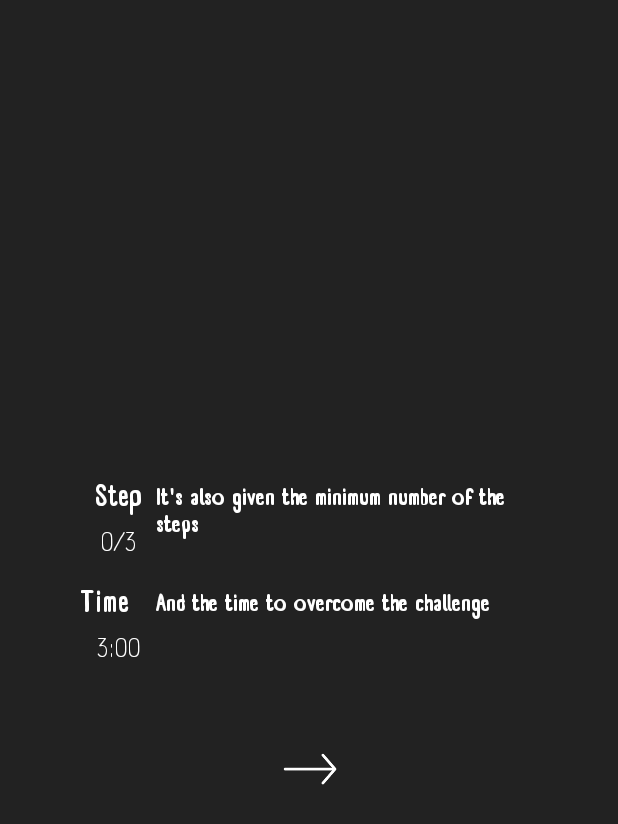
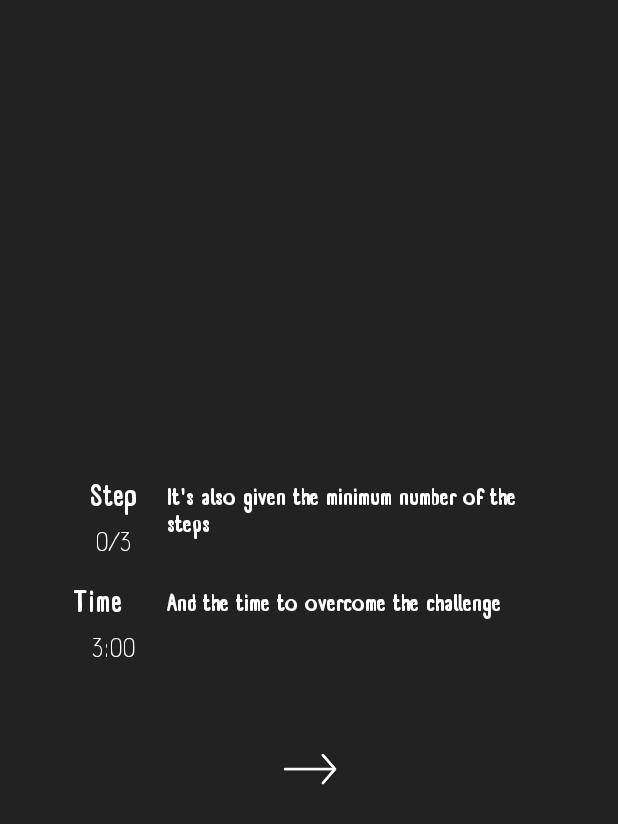
Before and after one commit to mhershahin/FlowCube, an Android app: the Help2 screen opened directly, with no data from a screen before it, on a phone screen of 412 x 824 dp. Shown: the top 824 px of the screen. Run offline under Robolectric (Android 15) with nearby library versions, the phone set to English and light mode, and no system bars; our stand-ins replace ButterKnife.

Commit message:
add spanish and russun lang

```diff
--- a/app/build.gradle
+++ b/app/build.gradle
@@ -7,8 +7,8 @@ android {
         applicationId "flow.cube.freee"
         minSdkVersion 18
         targetSdkVersion 26
-        versionCode 6
-        versionName "6.0"
+        versionCode 7
+        versionName "7.0"
         vectorDrawables.useSupportLibrary = true
     }
     buildTypes {
--- a/app/src/main/java/flow/cube/freee/help/GemeHelp.java
+++ b/app/src/main/java/flow/cube/freee/help/GemeHelp.java
@@ -241,7 +241,7 @@ public class GemeHelp extends View {
             }
         }
 
-        canvas.drawText("Void", textX, textY, painttext);
+        canvas.drawText(getResources().getString(R.string.void_cube), textX, textY, painttext);
 
         if (!isontoch) {
             if (textTouchX + dinamicX > cirkleA) {
--- a/app/src/main/java/flow/cube/freee/levels/LevelsGame.java
+++ b/app/src/main/java/flow/cube/freee/levels/LevelsGame.java
@@ -289,9 +289,7 @@ if(canMove==1) {
                 rectVoid = rect;
             }
         }
-        if(rectToutch.getRect()!=null || rectVoid.getRect()!=null) {
-            canMove = 0;
-        }else {
+        if(rectToutch.getRect()!=null && rectVoid.getRect()!=null) {
             int idRectToutch = rectToutch.getRect().getId();
             int idRectVoid = rectVoid.getRect().getId();
             if(idRectToutch%10==idRectVoid%10 && idRectToutch/10>idRectVoid/10){
@@ -306,6 +304,8 @@ if(canMove==1) {
             if(idRectToutch/10==idRectVoid/10 && idRectToutch%10>idRectVoid%10 ){
                 canMove=4;
             }
+        }else {
+            canMove = 0;
         }
 
     }
--- a/app/src/main/res/layout/activity_game_paje.xml
+++ b/app/src/main/res/layout/activity_game_paje.xml
@@ -37,7 +37,7 @@
                 android:layout_width="match_parent"
                 android:layout_height="wrap_content"
                 android:gravity="center_horizontal"
-                android:text="Step"
+                android:text="@string/step"
                 android:textColor="@color/colorAccent"
                 android:textSize="21sp" />
 
@@ -101,7 +101,7 @@
                 android:layout_width="match_parent"
                 android:layout_height="wrap_content"
                 android:gravity="center"
-                android:text="Time"
+                android:text="@string/time"
                 android:textColor="@color/colorAccent"
                 android:textSize="21sp" />
 
--- a/app/src/main/res/layout/activity_help2.xml
+++ b/app/src/main/res/layout/activity_help2.xml
@@ -33,7 +33,7 @@
                     android:layout_width="match_parent"
                     android:layout_height="wrap_content"
                     android:gravity="center_horizontal"
-                    android:text="Step"
+                    android:text="@string/step"
                     android:textColor="@color/colorAccent"
                     android:textSize="20sp" />
 
@@ -60,6 +60,7 @@
                     android:layout_width="match_parent"
                     android:layout_height="match_parent"
                     android:paddingTop="3dp"
+                    android:paddingLeft="10dp"
                     android:text="@string/strin_Step"
                     android:textColor="@color/colorAccent"
                     android:textSize="16dp" />
@@ -85,7 +86,7 @@
                     android:layout_width="match_parent"
                     android:layout_height="wrap_content"
                     android:layout_gravity="center_horizontal"
-                    android:text="Time"
+                    android:text="@string/time"
                     android:textColor="@color/colorAccent"
                     android:textSize="20sp" />
 
@@ -112,6 +113,7 @@
                     android:layout_width="match_parent"
                     android:layout_height="match_parent"
                     android:paddingTop="3dp"
+                    android:paddingLeft="10dp"
                     android:text="@string/strin_time"
                     android:textColor="@color/colorAccent"
                     android:textSize="16dp" />
--- a/app/src/main/res/layout/activity_wine.xml
+++ b/app/src/main/res/layout/activity_wine.xml
@@ -13,7 +13,7 @@
         android:id="@+id/wine_loyout"
         android:layout_width="200dp"
         android:layout_height="200dp"
-        android:layout_marginBottom="10dp"
+        android:layout_marginTop="10dp"
         android:background="@color/colorPrimary"
         android:orientation="vertical">
 
--- a/app/src/main/res/values/strings.xml
+++ b/app/src/main/res/values/strings.xml
@@ -3,13 +3,15 @@
     <string name="void_cube">Void</string>
     <string name="Yes">Yes</string>
     <string name="No">No</string>
+    <string name="step">Step</string>
+    <string name="time">Time</string>
     <string name="exit">Exit game</string>
+    <string name="name">Flow Cube</string>
     <string name="play_again">Play again</string>
-    <string name="facebook_app_id">1948251362086776</string>
     <string name="game_help">With the help of the void cube you need to relocate the other cubes to have the picture in the top</string>
     <string name="strin_Step">It\'s also given the minimum number of the steps</string>
     <string name="strin_time">And the time to overcome the challenge</string>
-    <string name="name">Flow Cube</string>
+
 
 
     <string-array name="colors">
@@ -22,7 +24,4 @@
         <item>#8200f3</item>
         <item>#dc00d8</item>
     </string-array>
-    <string name="adIdMenu">ca-app-pub-8709901535444131/7584333099</string>
-    <string name="adIdGame">ca-app-pub-8709901535444131/2286106083</string>
-
 </resources>
--- a/app/src/main/res/values/styles.xml
+++ b/app/src/main/res/values/styles.xml
@@ -1,16 +1,12 @@
 <resources>
-
     <!-- Base application theme. -->
     <style name="AppTheme" parent="Theme.AppCompat.Light">
-
         <item name="colorPrimary">@color/black</item>
         <item name="colorPrimaryDark">@color/black</item>
         <item name="windowNoTitle">true</item>
         <item name="windowActionBar">false</item>
         <item name="android:windowFullscreen">false</item>trtg
         <item name="android:windowContentOverlay">@null</item>
-
-
     </style>
 
 </resources>
```
Also changed, not shown: app/src/main/java/flow/cube/freee/GamePaje.java (+0 -9 lines), 2 other files.
